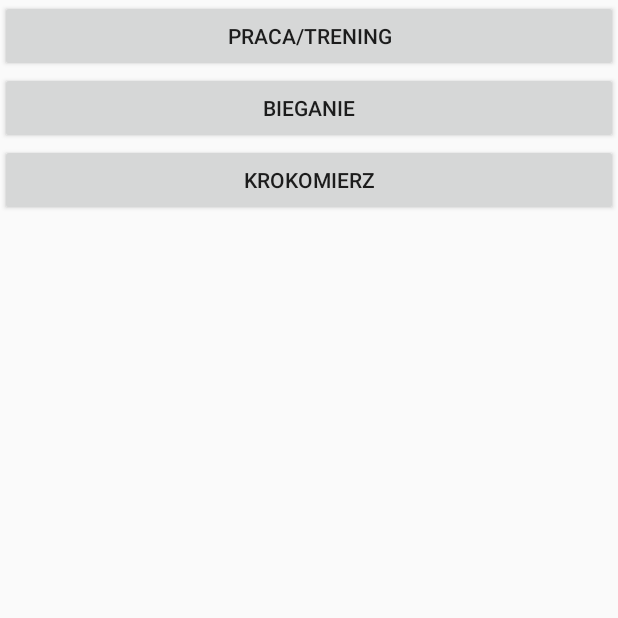
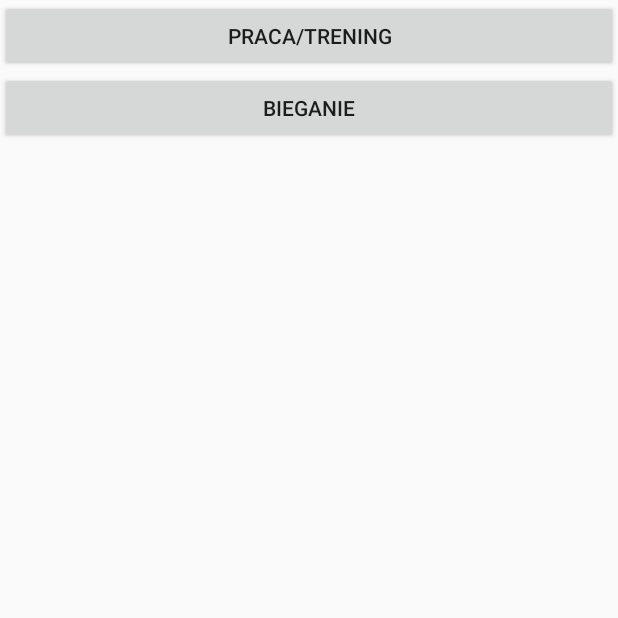
Before and after one commit to Ewa55555/Hodujjajko, an Android app: the SettingActivity screen opened directly, with no data from a screen before it, on a phone screen of 412 x 824 dp, the top half of it. Run offline under Robolectric (Android 15) with nearby library versions, the phone set to English and light mode, and no system bars.

Commit message:
pedometr visibility

```diff
--- a/app/src/main/java/com/example/hodujjajko/SettingActivity.java
+++ b/app/src/main/java/com/example/hodujjajko/SettingActivity.java
@@ -3,10 +3,13 @@ package com.example.hodujjajko;
 
 import android.app.Activity;
 import android.content.Intent;
+import android.content.pm.PackageManager;
 import android.os.Bundle;
+import android.text.Layout;
 import android.util.Log;
 import android.view.View;
 import android.widget.Button;
+import android.widget.LinearLayout;
 
 public class SettingActivity extends Activity implements View.OnClickListener{
 
@@ -22,12 +25,24 @@ public class SettingActivity extends Activity implements View.OnClickListener{
     }
 
     private void init(){
+        LinearLayout layout = (LinearLayout) findViewById(R.id.layout);
         study = (Button)findViewById(R.id.study);
         study.setOnClickListener(this);
         running = (Button)findViewById(R.id.running);
         running.setOnClickListener(this);
-        pedometr = (Button)findViewById(R.id.pedometr);
-        pedometr.setOnClickListener(this);
+        PackageManager pm = getPackageManager();
+        if (pm.hasSystemFeature(PackageManager.FEATURE_SENSOR_STEP_COUNTER)) {
+            pedometr = new Button(this);
+            pedometr.setText(getString(R.string.pedometr_string));
+            layout.addView(pedometr);
+            pedometr.setOnClickListener(new View.OnClickListener() {
+                @Override
+                public void onClick(View v) {
+                    startPedometr();
+                }
+            });
+        }
+
     }
 
     @Override
@@ -36,9 +51,6 @@ public class SettingActivity extends Activity implements View.OnClickListener{
             case R.id.study:
                 Log.i("Jajko", "startujemy setting timer");
                 startSettingTimer();
-                break;
-            case R.id.pedometr:
-                startPedometr();
                 break;
             case R.id.running:
                 startRunning();
--- a/app/src/main/res/layout/setting_activity.xml
+++ b/app/src/main/res/layout/setting_activity.xml
@@ -1,7 +1,9 @@
 <?xml version="1.0" encoding="utf-8"?>
 <LinearLayout xmlns:android="http://schemas.android.com/apk/res/android"
-    android:orientation="vertical" android:layout_width="match_parent"
-    android:layout_height="match_parent">
+    android:id="@+id/layout"
+    android:layout_width="match_parent"
+    android:layout_height="match_parent"
+    android:orientation="vertical">
 
     <Button
         android:id="@+id/study"
@@ -15,9 +17,4 @@
         android:layout_height="wrap_content"
         android:text="@string/running_string" />
 
-    <Button
-        android:id="@+id/pedometr"
-        android:layout_width="match_parent"
-        android:layout_height="wrap_content"
-        android:text="@string/pedometr_string" />
 </LinearLayout>
--- a/app/src/main/res/values/strings.xml
+++ b/app/src/main/res/values/strings.xml
@@ -50,7 +50,7 @@
     <string name="your_activities">Twoje aktywności</string>
     <string name="message_timer">Masz włączony timer</string>
     <string name="message_end_timer">Koniec czasu</string>
-
+    <string name="notification_string">Powiadomienie</string>
     <string name="step_counter">android.hardware.sensor.stepcounter</string>
     <string name="step_detector">android.hardware.sensor.stepdetector</string>
 </resources>
```
Also changed, not shown: app/src/main/java/com/example/hodujjajko/TrainingAlert.java (+10 -7 lines).
